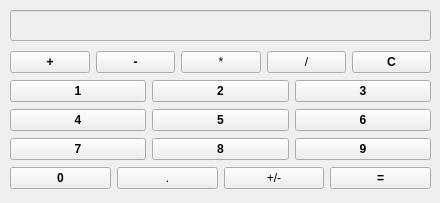
Qt form calculator-t2/calculator_interface.ui (bmcx/SOFT336SL) before a commit.
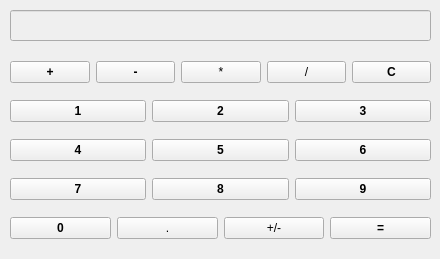
The same form after that commit.

Patch:
```diff
--- a/calculator-t2/calculator_interface.ui
+++ b/calculator-t2/calculator_interface.ui
@@ -7,7 +7,7 @@
     <x>0</x>
     <y>0</y>
     <width>440</width>
-    <height>203</height>
+    <height>259</height>
    </rect>
   </property>
   <property name="contextMenuPolicy">
@@ -41,7 +41,7 @@
      <x>10</x>
      <y>50</y>
      <width>421</width>
-     <height>141</height>
+     <height>202</height>
     </rect>
    </property>
    <layout class="QVBoxLayout" name="verticalLayout">
```
